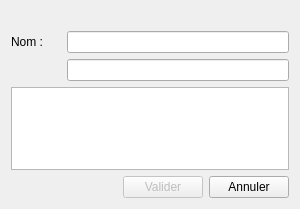
nivhg/ludopen, file f_popupclesttem.ui: the form before one commit.
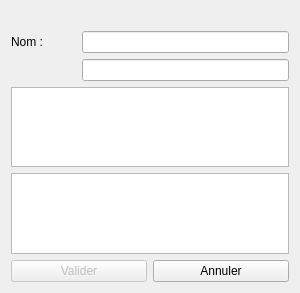
The form after the commit. Icons and pictures are not drawn.

```diff
--- a/f_popupclesttem.ui
+++ b/f_popupclesttem.ui
@@ -7,7 +7,7 @@
     <x>0</x>
     <y>0</y>
     <width>300</width>
-    <height>209</height>
+    <height>293</height>
    </rect>
   </property>
   <property name="windowTitle">
@@ -28,49 +28,17 @@
       </widget>
      </item>
      <item row="7" column="0" colspan="4">
-      <spacer name="VS">
-       <property name="orientation">
-        <enum>Qt::Vertical</enum>
+      <widget class="QTableView" name="TbV_CLESTTEM">
+       <property name="selectionMode">
+        <enum>QAbstractItemView::SingleSelection</enum>
        </property>
-       <property name="sizeType">
-        <enum>QSizePolicy::Expanding</enum>
-       </property>
-       <property name="sizeHint" stdset="0">
-        <size>
-         <width>10</width>
-         <height>10</height>
-        </size>
-       </property>
-      </spacer>
-     </item>
-     <item row="8" column="2">
-      <widget class="QPushButton" name="Bt_Valider">
-       <property name="enabled">
-        <bool>false</bool>
-       </property>
-       <property name="text">
-        <string>Valider</string>
-       </property>
-       <property name="checkable">
-        <bool>false</bool>
+       <property name="selectionBehavior">
+        <enum>QAbstractItemView::SelectRows</enum>
        </property>
       </widget>
      </item>
-     <item row="1" column="0" colspan="4">
-      <spacer name="VS_2">
-       <property name="orientation">
-        <enum>Qt::Vertical</enum>
-       </property>
-       <property name="sizeType">
-        <enum>QSizePolicy::Expanding</enum>
-       </property>
-       <property name="sizeHint" stdset="0">
-        <size>
-         <width>10</width>
-         <height>10</height>
-        </size>
-       </property>
-      </spacer>
+     <item row="6" column="0" colspan="4">
+      <widget class="QTextEdit" name="TE_CLESTTEM"/>
      </item>
      <item row="0" column="0" colspan="4">
       <widget class="QLabel" name="Lb_TitreFenetre">
@@ -92,28 +60,58 @@
        </property>
       </widget>
      </item>
-     <item row="8" column="3">
-      <widget class="QPushButton" name="Bt_Annuler">
+     <item row="5" column="0">
+      <widget class="QLabel" name="Lb_Autres">
        <property name="text">
-        <string>Annuler</string>
+        <string/>
        </property>
       </widget>
      </item>
-     <item row="5" column="1" colspan="3">
-      <widget class="QLineEdit" name="LE_Autres"/>
+     <item row="8" column="0" colspan="4">
+      <spacer name="VS">
+       <property name="orientation">
+        <enum>Qt::Vertical</enum>
+       </property>
+       <property name="sizeType">
+        <enum>QSizePolicy::Expanding</enum>
+       </property>
+       <property name="sizeHint" stdset="0">
+        <size>
+         <width>10</width>
+         <height>10</height>
+        </size>
+       </property>
+      </spacer>
      </item>
      <item row="3" column="1" colspan="3">
       <widget class="QLineEdit" name="LE_CLESTTEM"/>
      </item>
-     <item row="6" column="0" colspan="4">
-      <widget class="QTableView" name="TbV_CLESTTEM">
-       <property name="selectionMode">
-        <enum>QAbstractItemView::SingleSelection</enum>
-       </property>
-       <property name="selectionBehavior">
-        <enum>QAbstractItemView::SelectRows</enum>
-       </property>
-      </widget>
+     <item row="5" column="1" colspan="3">
+      <widget class="QLineEdit" name="LE_Autres"/>
+     </item>
+     <item row="9" column="0" colspan="4">
+      <layout class="QHBoxLayout" name="horizontalLayout_2">
+       <item>
+        <widget class="QPushButton" name="Bt_Valider">
+         <property name="enabled">
+          <bool>false</bool>
+         </property>
+         <property name="text">
+          <string>Valider</string>
+         </property>
+         <property name="checkable">
+          <bool>false</bool>
+         </property>
+        </widget>
+       </item>
+       <item>
+        <widget class="QPushButton" name="Bt_Annuler">
+         <property name="text">
+          <string>Annuler</string>
+         </property>
+        </widget>
+       </item>
+      </layout>
      </item>
     </layout>
    </item>
```
Left out of the diff: 25 changed lines with no effect on the pictures.
